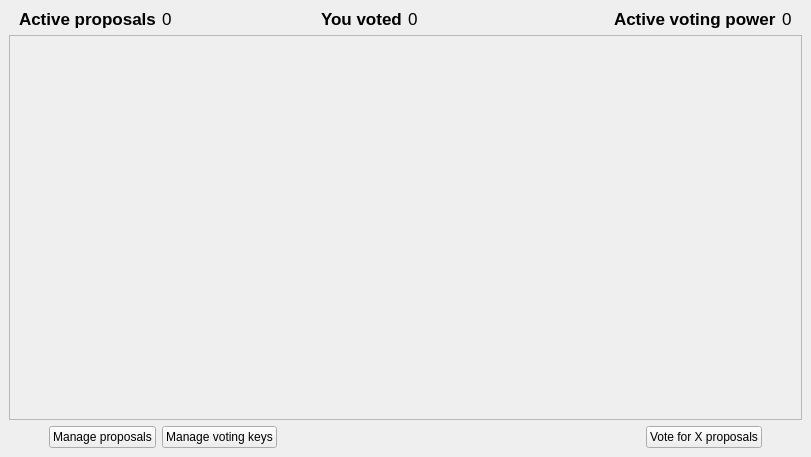
First picture: the form in src/qt/forms/smartvoting.ui, repository SmartCash/Core-Smart, before the edit.
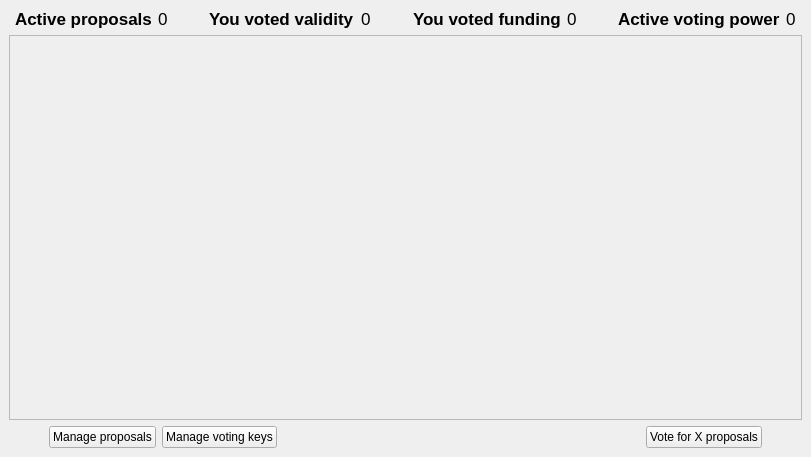
Second picture: the form after the edit. The open tabs and pages were chosen to show the change.

Commit message: ui: Show "voted for" properly, also for validity votes now

```diff
--- a/src/qt/forms/smartvoting.ui
+++ b/src/qt/forms/smartvoting.ui
@@ -235,12 +235,69 @@
                  </font>
                 </property>
                 <property name="text">
-                 <string>You voted</string>
+                 <string>You voted validity</string>
                 </property>
                </widget>
               </item>
               <item>
-               <widget class="QLabel" name="votedForLabel">
+               <widget class="QLabel" name="votedForValidityLabel">
+                <property name="sizePolicy">
+                 <sizepolicy hsizetype="Expanding" vsizetype="Maximum">
+                  <horstretch>0</horstretch>
+                  <verstretch>0</verstretch>
+                 </sizepolicy>
+                </property>
+                <property name="font">
+                 <font>
+                  <pointsize>13</pointsize>
+                  <weight>50</weight>
+                  <bold>false</bold>
+                 </font>
+                </property>
+                <property name="text">
+                 <string>0</string>
+                </property>
+               </widget>
+              </item>
+             </layout>
+            </item>
+            <item>
+             <spacer name="horizontalSpacer_19">
+              <property name="orientation">
+               <enum>Qt::Horizontal</enum>
+              </property>
+              <property name="sizeHint" stdset="0">
+               <size>
+                <width>40</width>
+                <height>10</height>
+               </size>
+              </property>
+             </spacer>
+            </item>
+            <item>
+             <layout class="QHBoxLayout" name="horizontalLayout_10">
+              <item>
+               <widget class="QLabel" name="label_20">
+                <property name="sizePolicy">
+                 <sizepolicy hsizetype="Preferred" vsizetype="Maximum">
+                  <horstretch>0</horstretch>
+                  <verstretch>0</verstretch>
+                 </sizepolicy>
+                </property>
+                <property name="font">
+                 <font>
+                  <pointsize>13</pointsize>
+                  <weight>75</weight>
+                  <bold>true</bold>
+                 </font>
+                </property>
+                <property name="text">
+                 <string>You voted funding</string>
+                </property>
+               </widget>
+              </item>
+              <item>
+               <widget class="QLabel" name="votedForFundingLabel">
                 <property name="sizePolicy">
                  <sizepolicy hsizetype="Expanding" vsizetype="Maximum">
                   <horstretch>0</horstretch>
```
Left out of the diff: 6 changed lines with no effect on the pictures. The commit also changes 1 other file.
